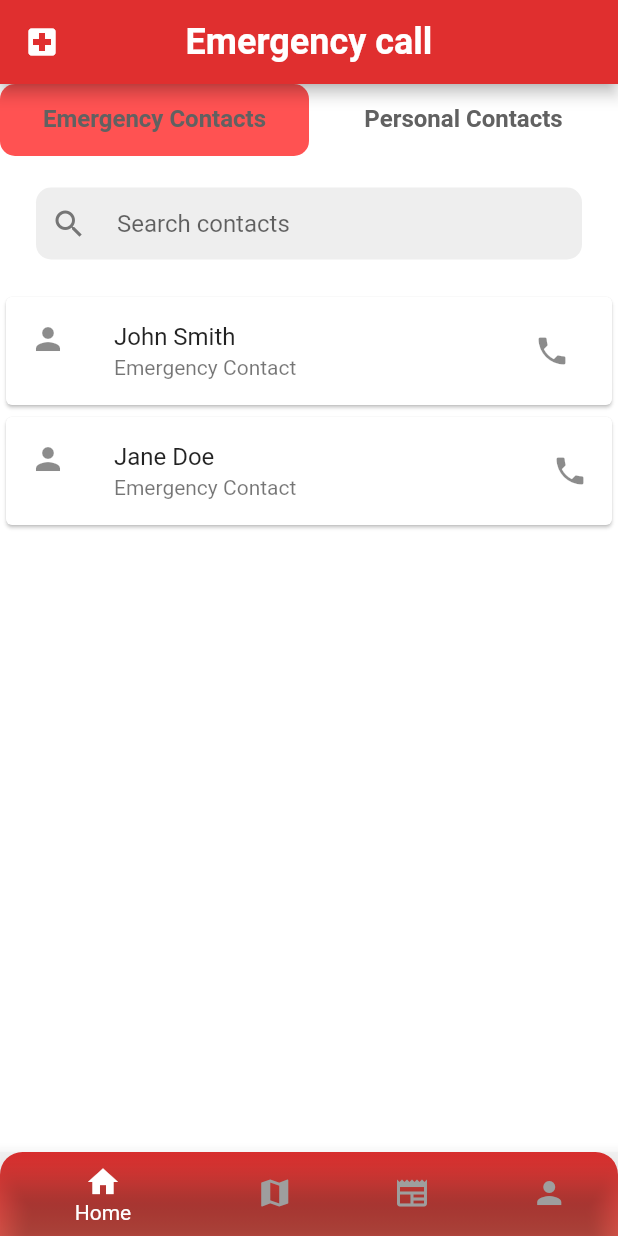
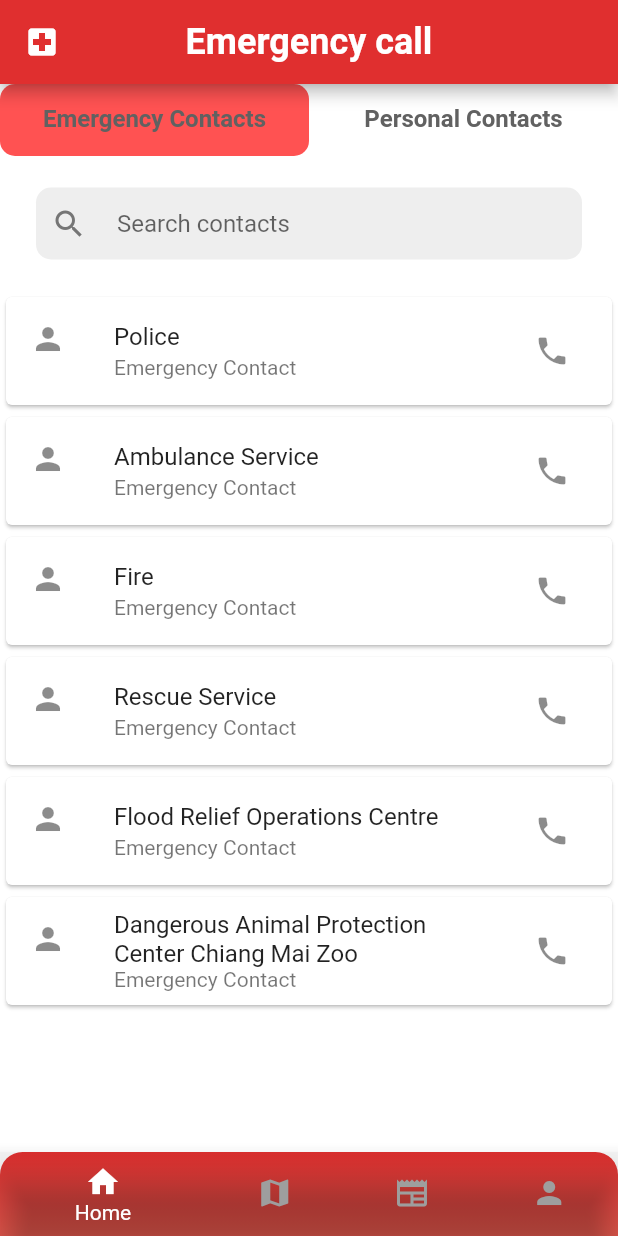
Before and after one commit to yasinthon04/Emergency_Call_Project, a Flutter app: the screen it shows after launch, on a phone screen of 412 x 824 dp. Run offline on Flutter 3.47's test engine with Material 2 defaults, Android fonts, the phone set to English and light mode, and no system bars; our stand-ins replace geolocator, google_maps_flutter; missing offline and left inert: flutter_phone_direct_caller.

Commit message:
update emergency call contacts

```diff
--- a/lib/screens/home.dart
+++ b/lib/screens/home.dart
@@ -34,73 +34,31 @@ class ContactDetailPopup extends StatelessWidget {
   @override
   Widget build(BuildContext context) {
     return AlertDialog(
-      backgroundColor: Colors.white,
-      title: Text(
-        name,
-        style: TextStyle(
-          fontSize: 18,
-          fontWeight: FontWeight.bold,
-          color: Colors.black,
-          fontFamily: 'Montserrat',
-        ),
-      ),
-      content: SingleChildScrollView(
-        child: Column(
+      title: Text(name),
+      content: Column(
         mainAxisSize: MainAxisSize.min,
-          children: <Widget>[
-            Text(
-              "Phone number: $number",
-              style: TextStyle(
-                fontSize: 16,
-                color: Colors.black,
-                fontFamily: 'Montserrat',
-              ),
-            ),
-            SizedBox(height: 8),
-            Text("Relationship: $relation"),
+        crossAxisAlignment: CrossAxisAlignment.start,
+        children: [
+          Text("Phone number: $number"),
+          SizedBox(height: 10),
+          Text("Relation: $relation"),
         ],
       ),
-      ),
-      actions: <Widget>[
-        IconButton(
-          icon: Icon(
-            Icons.call,
-            color: Colors.green,
-            size: 32,
-          ),
-          onPressed: () async {
-            // Get the phone number from your data source
-            launch('tel://$number');
-            // Call the phone number
-            await FlutterPhoneDirectCaller.callNumber(number);
-          },
-        ),
-        IconButton(
-          icon: Icon(
-            Icons.location_on,
-            color: Colors.blue,
-            size: 32,
-          ),
-          onPressed: () {
-            // TODO: Implement send location functionality
-          },
-        ),
-        IconButton(
-          icon: Icon(
-            Icons.close,
-            color: Colors.red,
-            size: 32,
-          ),
-          onPressed: () {
-            Navigator.of(context).pop();
-          },
+      actions: [
+        TextButton(
+          onPressed: () => Navigator.of(context).pop(),
+          child: Text('Close'),
         ),
       ],
     );
   }
 }
 
-class ContactSearch extends SearchDelegate<String> {
+class ContactSearch extends SearchDelegate<Contact> {
+  final List<Contact> contacts;
+
+  ContactSearch({required this.contacts});
+
   @override
   List<Widget> buildActions(BuildContext context) {
     return [
@@ -118,38 +76,33 @@ class ContactSearch extends SearchDelegate<String> {
     return IconButton(
       icon: Icon(Icons.arrow_back),
       onPressed: () {
-        close(context, '');
+        close(context, Contact(name: '', number: '', relation: ''));
       },
     );
   }
 
   @override
   Widget buildResults(BuildContext context) {
-    // Perform the search and display the results
-    final List<String> contacts = [
-      'John Smith',
-      'Jane Doe',
-      'Bob Johnson',
-      'Mary Smith',
-      'Tom Jones',
-      'Sarah Wilson',
-    ]; // replace with your actual list of contacts
-    final List<String> searchResults = contacts
-        .where((contact) => contact.toLowerCase().contains(query.toLowerCase()))
-        .toList();
+    final results = contacts.where((contact) =>
+        contact.name.toLowerCase().contains(query.toLowerCase()) ||
+        contact.number.contains(query));
     return ListView.builder(
-      itemCount: searchResults.length,
-      itemBuilder: (BuildContext context, int index) {
+      itemCount: results.length,
+      itemBuilder: (context, index) {
+        final contact = results.elementAt(index);
         return ListTile(
           leading: Icon(Icons.person),
-          title: Text(searchResults[index]),
-          subtitle: Text("Contact"),
-          trailing: Icon(Icons.phone),
-          onTap: () async {
-            String number =
-                '+12345567890'; // replace with the actual phone number
-            launch('tel://$number');
-            await FlutterPhoneDirectCaller.callNumber(number);
+          title: Text(contact.name),
+          subtitle: Text(contact.relation),
+          trailing: IconButton(
+            icon: Icon(Icons.phone),
+            onPressed: () async {
+              // Call the phone number
+              await FlutterPhoneDirectCaller.callNumber(contact.number);
+            },
+          ),
+          onTap: () {
+            Navigator.of(context).pop(contact);
           },
         );
       },
@@ -158,29 +111,35 @@ class ContactSearch extends SearchDelegate<String> {
 
   @override
   Widget buildSuggestions(BuildContext context) {
-    // Display suggestions as the user types in the search bar
-    final List<String> contacts =
-        []; // replace with your actual list of contacts
-    final List<String> searchResults = query.isEmpty
-        ? contacts // Show all contacts when query is empty
-        : contacts
-            .where((contact) =>
-                contact.toLowerCase().contains(query.toLowerCase()))
-            .toList();
-
+    final results = contacts.where((contact) =>
+        contact.name.toLowerCase().contains(query.toLowerCase()) ||
+        contact.number.contains(query));
     return ListView.builder(
-      itemCount: searchResults.length,
-      itemBuilder: (BuildContext context, int index) {
+      itemCount: results.length,
+      itemBuilder: (context, index) {
+        final contact = results.elementAt(index);
         return ListTile(
           leading: Icon(Icons.person),
-          title: Text(searchResults[index]),
-          subtitle: Text("Contact"),
-          trailing: Icon(Icons.phone),
-          onTap: () async {
-            String number =
-                '+12345567890'; // replace with the actual phone number
-            launch('tel://$number');
-            await FlutterPhoneDirectCaller.callNumber(number);
+          title: Text(contact.name),
+          subtitle: Text(contact.relation),
+          trailing: IconButton(
+            icon: Icon(Icons.phone),
+            onPressed: () async {
+              // Call the phone number
+              await FlutterPhoneDirectCaller.callNumber(contact.number);
+            },
+          ),
+          onTap: () {
+            showDialog(
+              context: context,
+              builder: (BuildContext context) {
+                return ContactDetailPopup(
+                  name: contact.name,
+                  number: contact.number,
+                  relation: contact.relation,
+                );
+              },
+            );
           },
         );
       },
@@ -249,7 +208,7 @@ class TabBarDemo extends StatelessWidget {
                       onTap: () {
                         showSearch(
                           context: context,
-                          delegate: ContactSearch(),
+                          delegate: ContactSearch(contacts: []),
                         );
                       },
                       child: Padding(
@@ -287,22 +246,26 @@ class TabBarDemo extends StatelessWidget {
               Expanded(
                 child: TabBarView(
                   children: [
-                    Container(
-                      child: ListView(
-                        children: <Widget>[
-                          Card(
+                    FutureBuilder<List<Contact>>(
+                      future: loadEmergencyContactsFromJson(),
+                      builder: (context, snapshot) {
+                        if (snapshot.hasData) {
+                          final contacts = snapshot.data!;
+                          return ListView.builder(
+                            itemCount: contacts.length,
+                            itemBuilder: (context, index) {
+                              final contact = contacts[index];
+                              return Card(
                                 child: ListTile(
                                   leading: Icon(Icons.person),
-                              title: Text("John Smith"),
-                              subtitle: Text("Emergency Contact"),
+                                  title: Text(contact.name),
+                                  subtitle: Text(contact.relation),
                                   trailing: IconButton(
                                     icon: Icon(Icons.phone),
                                     onPressed: () async {
-                                  // Get the phone number from your data source
-                                  launch('tel://$number');
                                       // Call the phone number
                                       await FlutterPhoneDirectCaller.callNumber(
-                                      number);
+                                          contact.number);
                                     },
                                   ),
                                   onTap: () {
@@ -310,59 +273,72 @@ class TabBarDemo extends StatelessWidget {
                                       context: context,
                                       builder: (BuildContext context) {
                                         return ContactDetailPopup(
-                                        name: "John Smith",
-                                        number: "123-456-7890",
-                                        relation: "Emergency Contact");
+                                          name: contact.name,
+                                          number: contact.number,
+                                          relation: contact.relation,
+                                        );
                                       },
                                     );
                                   },
                                 ),
+                              );
+                            },
+                          );
+                        } else if (snapshot.hasError) {
+                          return Text("${snapshot.error}");
+                        } else {
+                          return Center(child: CircularProgressIndicator());
+                        }
+                      },
                     ),
-                          Card(
+                    FutureBuilder<List<Contact>>(
+                      future: loadPersonalContactsFromJson(),
+                      builder: (context, snapshot) {
+                        if (snapshot.hasData) {
+                          final contacts = snapshot.data!;
+                          return ListView.builder(
+                            itemCount: contacts.length,
+                            itemBuilder: (context, index) {
+                              final contact = contacts[index];
+                              return Card(
                                 child: ListTile(
                                   leading: Icon(Icons.person),
-                              title: Text("Jane Doe"),
-                              subtitle: Text("Emergency Contact"),
-                              trailing: Icon(Icons.phone),
-                              onTap: () {
-                                // Do something when the user taps the ListTile
+                                  title: Text(contact.name),
+                                  subtitle: Text(contact.relation),
+                                  trailing: IconButton(
+                                    icon: Icon(Icons.phone),
+                                    onPressed: () async {
+                                      // Call the phone number
+                                      await FlutterPhoneDirectCaller.callNumber(
+                                          contact.number);
                                     },
                                   ),
+                                  onTap: () {
+                                    showDialog(
+                                      context: context,
+                                      builder: (BuildContext context) {
+                                        return ContactDetailPopup(
+                                          name: contact.name,
+                                          number: contact.number,
+                                          relation: contact.relation,
+                                        );
+                                      },
+                                    );
+                                  },
+                                ),
+                              );
+                            },
+                          );
+                        } else if (snapshot.hasError) {
+                          return Text("${snapshot.error}");
+                        } else {
+                          return Center(child: CircularProgressIndicator());
+                        }
+                      },
                     ),
                   ],
                 ),
-                    ),
-                    Container(
-                      child: ListView(
-                        children: <Widget>[
-                          Card(
-                            child: ListTile(
-                              leading: Icon(Icons.person),
-                              title: Text("Bob Johnson"),
-                              subtitle: Text("Personal Contact"),
-                              trailing: Icon(Icons.phone),
-                              onTap: () {
-                                // Do something when the user taps the ListTile
-                              },
-                            ),
-                          ),
-                          Card(
-                            child: ListTile(
-                              leading: Icon(Icons.person),
-                              title: Text("Mary Smith"),
-                              subtitle: Text("Personal Contact"),
-                              trailing: Icon(Icons.phone),
-                              onTap: () {
-                                // Do something when the user taps the ListTile
-                              },
-                            ),
-                          ),
-                        ],
-                      ),
-                    ),
-                  ],
-                ),
-              ),
+              )
             ],
           ),
         ),
@@ -370,3 +346,38 @@ class TabBarDemo extends StatelessWidget {
     );
   }
 }
+
+
+class Contact {
+  final String name;
+  final String number;
+  final String relation;
+
+  Contact({
+    required this.name,
+    required this.number,
+    required this.relation,
+  });
+
+  factory Contact.fromJson(Map<String, dynamic> json) {
+    return Contact(
+      name: json['name'],
+      number: json['number'],
+      relation: json['relation'],
+    );
+  }
+}
+
+Future<List<Contact>> loadEmergencyContactsFromJson() async {
+  final String jsonString =
+      await rootBundle.loadString('assets/emergency_contacts.json');
+  final List<dynamic> jsonList = json.decode(jsonString);
+  return jsonList.map((json) => Contact.fromJson(json)).toList();
+}
+
+Future<List<Contact>> loadPersonalContactsFromJson() async {
+  final String jsonString =
+      await rootBundle.loadString('assets/personal_contacts.json');
+  final List<dynamic> jsonList = json.decode(jsonString);
+  return jsonList.map((json) => Contact.fromJson(json)).toList();
+}
--- a/pubspec.yaml
+++ b/pubspec.yaml
@@ -69,7 +69,8 @@ dev_dependencies:
 flutter:
   assets:
     - assets/newsdata.json
-    # - assets/contactdata.json
+    - assets/emergency_contacts.json
+    - assets/personal_contacts.json
 
   # The following line ensures that the Material Icons font is
   # included with your application, so that you can use the icons in
```
Also changed, not shown: assets/cantactdata.json (deleted, +0 -20 lines), assets/emergency_contacts.json (added, +32 -0 lines), assets/personal_contacts.json (added, +22 -0 lines). Lines whose indentation alone changed are shown as unchanged.
